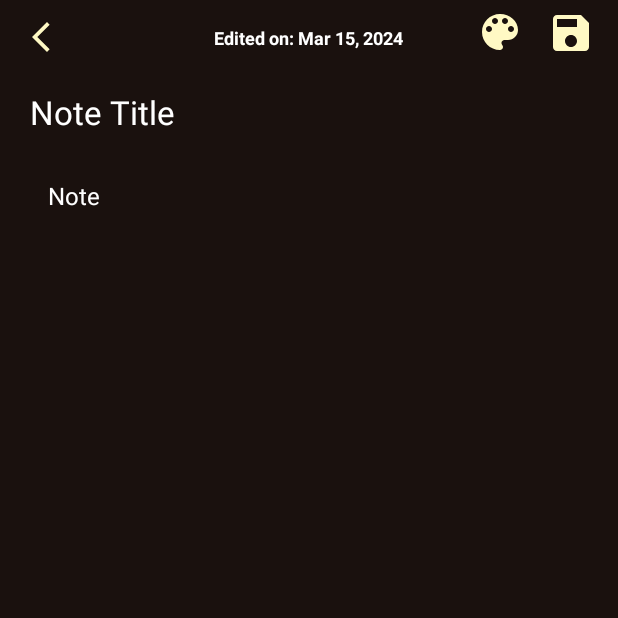
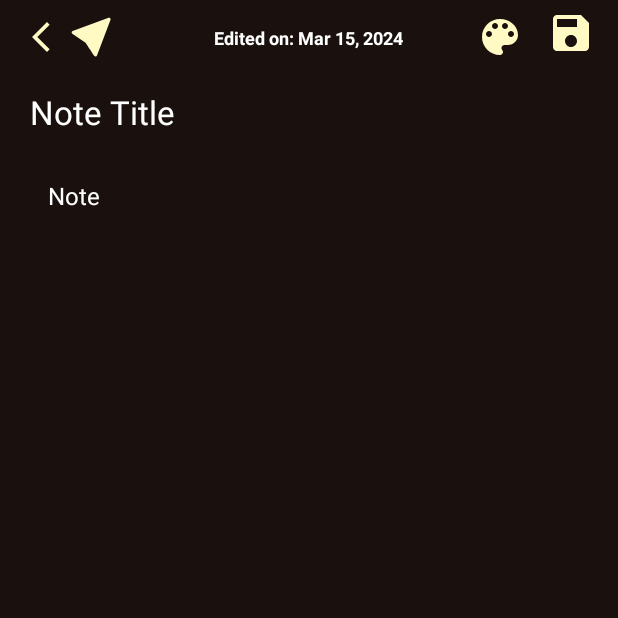
Before and after one commit to grigroviska/Nopedot, an Android app: the CreateNoteFragment screen opened through its navigation route, on a phone screen of 412 x 824 dp, the top half of it. Run offline under Robolectric (Android 15) with nearby library versions, the light colour scheme and no system bars; our stand-ins replace Room's generated code, data binding; libraries missing offline, so code that uses them is left out: io.noties.markwon, org.commonmark.node; plain views replace MarkdownEditText, MarkdownStylesBar.

Commit message:
The issue of data sending and color not being transmitted in data sending has been resolved.

```diff
--- /dev/null
+++ b/app/src/main/res/drawable/send.xml
@@ -0,0 +1,9 @@
+<vector xmlns:android="http://schemas.android.com/apk/res/android"
+    android:width="32dp"
+    android:height="32dp"
+    android:viewportWidth="32"
+    android:viewportHeight="32">
+  <path
+      android:fillColor="@color/ivoryWhite"
+      android:pathData="M3.734,12.079c-0.353,0.13 -0.602,0.448 -0.646,0.821c-0.044,0.373 0.125,0.74 0.438,0.948l8.854,5.914c0,-0 5.848,8.819 5.848,8.819c0.207,0.313 0.572,0.483 0.945,0.441c0.373,-0.042 0.691,-0.289 0.824,-0.64l9.024,-23.904c0.138,-0.366 0.05,-0.78 -0.226,-1.058c-0.276,-0.278 -0.689,-0.369 -1.057,-0.233l-24.004,8.892ZM14.361,19.129l4.455,6.719c-0,0 7.559,-20.023 7.559,-20.023l-20.109,7.449l6.669,4.453l4.365,-4.403c0.388,-0.392 1.022,-0.394 1.414,-0.006c0.392,0.389 0.395,1.022 0.006,1.414l-4.359,4.397Z"/>
+</vector>
--- a/app/src/main/res/layout/fragment_create_note.xml
+++ b/app/src/main/res/layout/fragment_create_note.xml
@@ -50,6 +50,21 @@
                 android:textAlignment="center" />
 
             <ImageView
+                android:id="@+id/shareNote"
+                android:layout_width="wrap_content"
+                android:layout_height="wrap_content"
+                android:background="?attr/selectableItemBackgroundBorderless"
+                android:clickable="true"
+                android:focusable="true"
+                android:paddingTop="5dp"
+                android:paddingEnd="5dp"
+                android:layout_centerVertical="true"
+                android:layout_marginEnd="10dp"
+                android:paddingBottom="5dp"
+                android:layout_toEndOf="@id/backButton"
+                android:src="@drawable/send" />
+
+            <ImageView
                 android:id="@+id/chooseColorMode"
                 android:layout_width="wrap_content"
                 android:layout_height="wrap_content"
@@ -59,6 +74,7 @@
                 android:paddingTop="5dp"
                 android:paddingEnd="5dp"
                 android:layout_marginEnd="10dp"
+                android:layout_centerVertical="true"
                 android:paddingBottom="5dp"
                 android:layout_toStartOf="@id/saveNote"
                 android:src="@drawable/choose_color" />
@@ -92,6 +108,7 @@
                 android:fillViewport="true">
 
                 <LinearLayout
+                    android:id="@+id/textPanel"
                     android:layout_width="match_parent"
                     android:layout_height="match_parent"
                     android:orientation="vertical">
```
Also changed, not shown: app/src/main/java/com/grigroviska/nopedot/adapters/RvNotesAdapter.kt (+4 -6 lines), app/src/main/java/com/grigroviska/nopedot/fragments/CreateNoteFragment.kt (+11 -3 lines).
